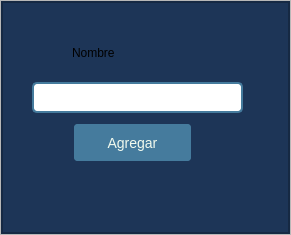
First picture: the form in ui_files/nueva_mezcla.ui, repository velardejp/Planta2, before the edit.
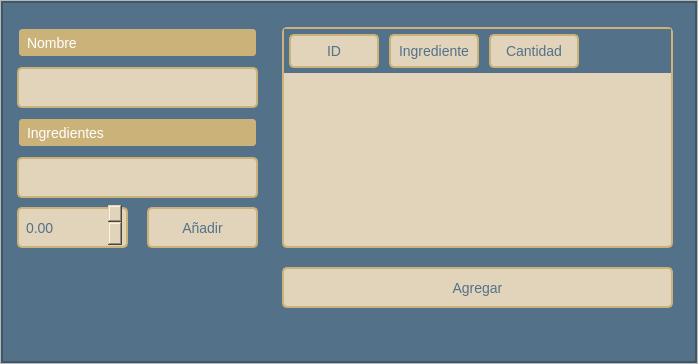
Second picture: the form after the edit. Icons and pictures are not drawn.

Commit message: diseño definido y arreglando modulo de mezclas

```diff
--- a/ui_files/nueva_mezcla.ui
+++ b/ui_files/nueva_mezcla.ui
@@ -6,8 +6,8 @@
    <rect>
     <x>0</x>
     <y>0</y>
-    <width>291</width>
-    <height>235</height>
+    <width>698</width>
+    <height>364</height>
    </rect>
   </property>
   <property name="windowTitle">
@@ -56,7 +56,7 @@
       <item>
        <widget class="QFrame" name="backgroundcolor_frame">
         <property name="styleSheet">
-         <string notr="true">background-color: rgb(29, 53, 87);</string>
+         <string notr="true">background-color: #537188;</string>
         </property>
         <property name="frameShape">
          <enum>QFrame::StyledPanel</enum>
@@ -91,21 +91,23 @@
            <widget class="QLabel" name="label">
             <property name="geometry">
              <rect>
-              <x>70</x>
-              <y>30</y>
-              <width>111</width>
+              <x>10</x>
+              <y>20</y>
+              <width>251</width>
               <height>41</height>
              </rect>
             </property>
             <property name="styleSheet">
              <string notr="true">QLabel {
-       color: #ffffff;            /* Color del texto */
-       
-       border: 2px solid #457B9D; /* Color del borde */
-        border-radius: 5px;        /* Radio del borde (para bordes redondeados) */
-        padding: 5px;              /* Espacio interior alrededor del texto */
-        font-size: 14px;           /* Tama\u00f1o del texto */
-    }</string>
+    color: #ffffff;
+    border: 2px solid #537188;
+    border-radius: 5px;
+    padding: 5px;
+    margin: 5px;
+    font-size: 14px;
+    text-align: center;
+    background-color: #CBB279;
+}</string>
             </property>
             <property name="text">
              <string>Nombre</string>
@@ -114,59 +116,249 @@
            <widget class="QLineEdit" name="nombre_mezcla">
             <property name="geometry">
              <rect>
-              <x>30</x>
-              <y>80</y>
-              <width>211</width>
-              <height>31</height>
+              <x>10</x>
+              <y>60</y>
+              <width>251</width>
+              <height>51</height>
              </rect>
             </property>
             <property name="styleSheet">
              <string notr="true">QLineEdit {
-		background-color: rgb(255, 255, 255);
-       
-        color: #FFFFFF;
-        border: 2px solid #457B9D;
-        border-radius: 5px;
-        padding: 5px;
-    }
-
-    QLineEdit:focus {
-        border: 2px solid #E63946;
-    }</string>
+    background-color: #E1D4BB;
+    color: #537188;
+    border: 2px solid #CBB279;
+    border-radius: 5px;
+    padding: 5px;
+    margin: 5px;
+    font-size: 14px;
+}</string>
             </property>
            </widget>
            <widget class="QPushButton" name="submit_mezcla_button">
             <property name="geometry">
              <rect>
-              <x>70</x>
-              <y>120</y>
-              <width>121</width>
-              <height>41</height>
+              <x>275</x>
+              <y>260</y>
+              <width>401</width>
+              <height>51</height>
              </rect>
             </property>
             <property name="styleSheet">
-             <string notr="true"> QPushButton {
-        background-color: #457B9D;
-        color: #F1FAEE;
-        border: 2px solid #1D3557;
-        border-radius: 5px;
-        padding: 5px;
-        font-size: 14px;
-    }
-    QPushButton:hover {
-        background-color: #1D3557;
-        border: 2px solid #457B9D;
-    }
-    QPushButton:pressed {
-        background-color: #1D3557;
-        border: 2px solid #457B9D;
-        padding-left: 7px;  /* Para dar un efecto de &quot;presión&quot; */
-    }</string>
+             <string notr="true">QPushButton {
+    background-color: #E1D4BB;
+    color: #537188;
+    border: 2px solid #CBB279;
+    border-radius: 5px;
+    padding: 5px;
+    margin: 5px;
+    font-size: 14px;
+}
+
+QPushButton:hover {
+    background-color: #CBB279;
+    border: 2px solid #537188;
+}
+
+QPushButton:pressed {
+    background-color: #CBB279;
+    border: 2px solid #537188;
+    padding-left: 7px;
+}</string>
             </property>
             <property name="text">
              <string>Agregar</string>
             </property>
            </widget>
+           <widget class="QComboBox" name="ingrediente_nueva_mezcla">
+            <property name="geometry">
+             <rect>
+              <x>10</x>
+              <y>150</y>
+              <width>251</width>
+              <height>51</height>
+             </rect>
+            </property>
+            <property name="styleSheet">
+             <string notr="true">QComboBox {
+    background-color: #E1D4BB;
+    color: #537188;
+    border: 2px solid #CBB279;
+    border-radius: 5px;
+    padding: 5px;
+    margin: 5px;
+    font-size: 14px;
+}
+
+QComboBox::drop-down {
+    border: none;
+}
+
+QComboBox::down-arrow {
+    image: url(C:/Users/velar/OneDrive/Escritorio/Planta2/assets/icons8-expand-arrow-24.png);
+}
+
+QComboBox QAbstractItemView {
+    border: 2px solid #537188;
+    selection-background-color: #CBB279;
+}</string>
+            </property>
+           </widget>
+           <widget class="QLabel" name="label_2">
+            <property name="geometry">
+             <rect>
+              <x>10</x>
+              <y>110</y>
+              <width>251</width>
+              <height>41</height>
+             </rect>
+            </property>
+            <property name="styleSheet">
+             <string notr="true">QLabel {
+    color: #ffffff;
+    border: 2px solid #537188;
+    border-radius: 5px;
+    padding: 5px;
+    margin: 5px;
+    font-size: 14px;
+    text-align: center;
+    background-color: #CBB279;
+}</string>
+            </property>
+            <property name="text">
+             <string>Ingredientes</string>
+            </property>
+           </widget>
+           <widget class="QTableWidget" name="tabla_ingredientes">
+            <property name="geometry">
+             <rect>
+              <x>275</x>
+              <y>20</y>
+              <width>401</width>
+              <height>231</height>
+             </rect>
+            </property>
+            <property name="styleSheet">
+             <string notr="true">QTableWidget {
+    background-color: #E1D4BB;
+    color: #537188;
+    border: 2px solid #CBB279;
+    border-radius: 5px;
+    margin: 5px;
+    font-size: 14px;
+    gridline-color: #537188;
+}
+
+QTableWidget::item {
+    border: 1px solid #537188;
+}
+
+QTableWidget::item:selected {
+    background-color: #CBB279;
+    color: #E1D4BB;
+}
+
+QHeaderView::section {
+    background-color: #E1D4BB;
+    color: #537188;
+    padding: 5px;
+    border: 2px solid #CBB279;
+    border-radius: 5px;
+    margin: 5px;
+    font-size: 14px;
+}</string>
+            </property>
+            <column>
+             <property name="text">
+              <string>ID</string>
+             </property>
+            </column>
+            <column>
+             <property name="text">
+              <string>Ingrediente</string>
+             </property>
+            </column>
+            <column>
+             <property name="text">
+              <string>Cantidad</string>
+             </property>
+            </column>
+           </widget>
+           <widget class="QPushButton" name="agregar_ingrediente">
+            <property name="geometry">
+             <rect>
+              <x>140</x>
+              <y>200</y>
+              <width>121</width>
+              <height>51</height>
+             </rect>
+            </property>
+            <property name="styleSheet">
+             <string notr="true">QPushButton {
+    background-color: #E1D4BB;
+    color: #537188;
+    border: 2px solid #CBB279;
+    border-radius: 5px;
+    padding: 5px;
+    margin: 5px;
+    font-size: 14px;
+}
+
+QPushButton:hover {
+    background-color: #CBB279;
+    border: 2px solid #537188;
+}
+
+QPushButton:pressed {
+    background-color: #CBB279;
+    border: 2px solid #537188;
+    padding-left: 7px;
+}</string>
+            </property>
+            <property name="text">
+             <string>Añadir</string>
+            </property>
+           </widget>
+           <widget class="QDoubleSpinBox" name="cantidad_ingrediente">
+            <property name="geometry">
+             <rect>
+              <x>10</x>
+              <y>200</y>
+              <width>121</width>
+              <height>51</height>
+             </rect>
+            </property>
+            <property name="styleSheet">
+             <string notr="true">QDoubleSpinBox {
+    background-color: #E1D4BB;
+    color: #537188;
+    border: 2px solid #CBB279;
+    border-radius: 5px;
+    padding: 5px;
+    margin: 5px;
+    font-size: 14px;
+}
+
+QDoubleSpinBox::up-button {
+    width: 20px;
+    border: none;
+    background: #537188 url(C:/Users/velar/OneDrive/Escritorio/Planta2/assets/icons8-collapse-arrow-24.png) no-repeat center;
+}
+
+QDoubleSpinBox::down-button {
+    width: 20px;
+    border: none;
+    background: #537188 url(C:/Users/velar/OneDrive/Escritorio/Planta2/assets/icons8-expand-arrow-24.png) no-repeat center;
+}
+
+QDoubleSpinBox::up-button:pressed {
+    background: #CBB279 url(C:/Users/velar/OneDrive/Escritorio/Planta2/assets/icons8-collapse-arrow-24.png) no-repeat center;
+}
+
+QDoubleSpinBox::down-button:pressed {
+    background: #CBB279 url(C:/Users/velar/OneDrive/Escritorio/Planta2/assets/icons8-expand-arrow-24.png) no-repeat center;
+}</string>
+            </property>
+           </widget>
           </widget>
          </item>
         </layout>
```
Left out of the diff: 2 changed lines with no effect on the pictures. The commit also changes 76 other files.
